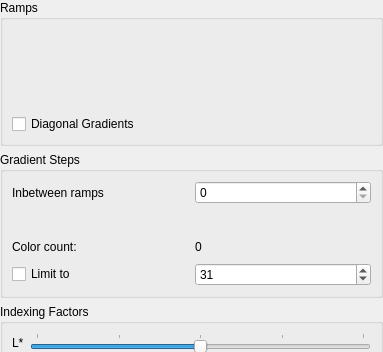
Old version of the form krita/plugins/filters/indexcolors/kiswdgindexcolors.ui in the repository KDE/krita; both pictures show x 0 to 383 and y 0 to 352 of the 383 by 601 pixel window.
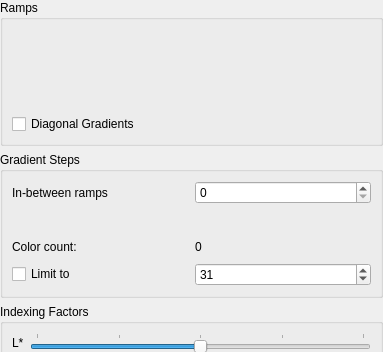
New version of the form.

Commit message: In-between needs a dash inside

```diff
--- a/krita/plugins/filters/indexcolors/kiswdgindexcolors.ui
+++ b/krita/plugins/filters/indexcolors/kiswdgindexcolors.ui
@@ -102,7 +102,7 @@
       <item row="0" column="0">
        <widget class="QLabel" name="label">
         <property name="text">
-         <string>Inbetween ramps</string>
+         <string>In-between ramps</string>
         </property>
        </widget>
       </item>
```
